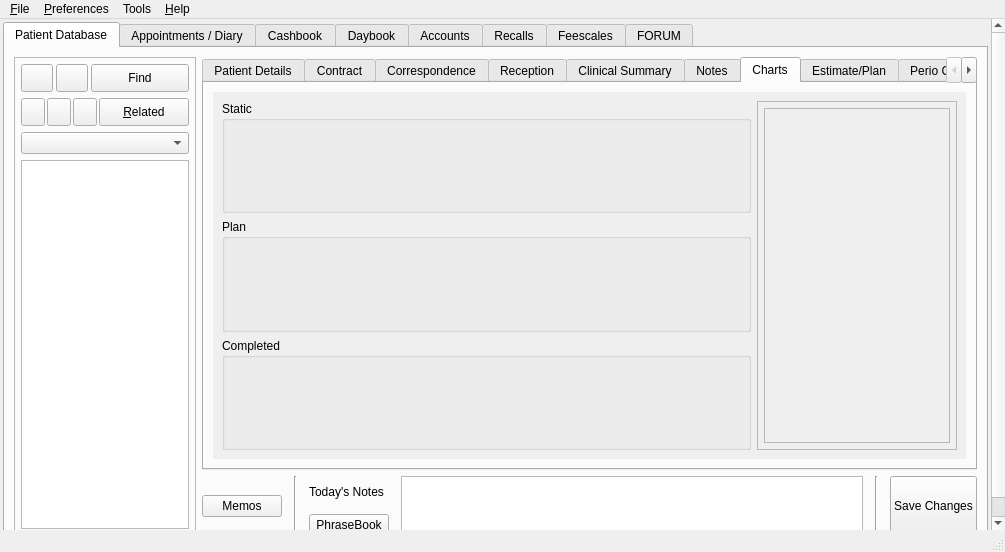
The window that src/openmolar/qt-designer/main.ui (rowinggolfer/openmolar1) describes before a commit, drawn with Qt 5.
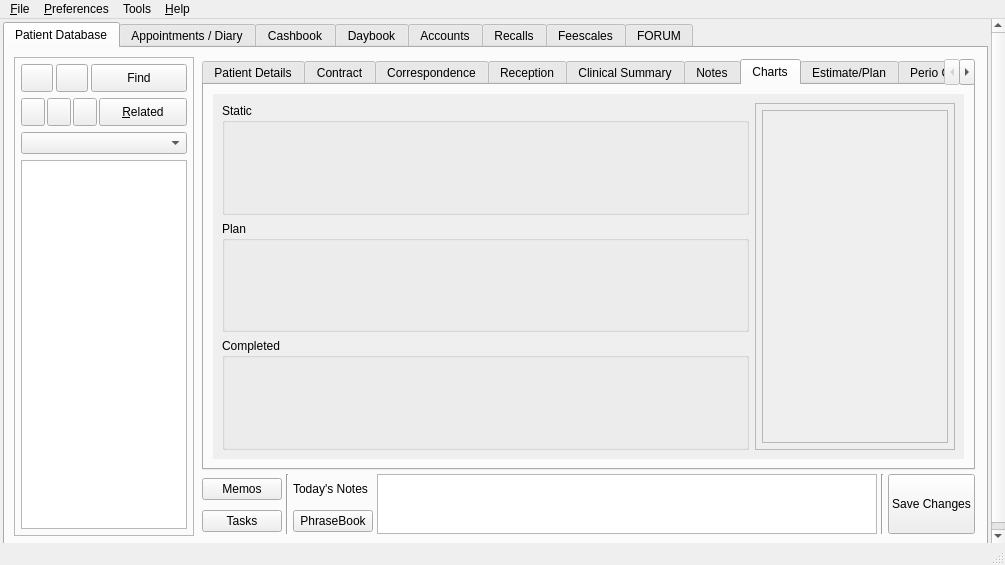
The same window after the commit. The open tabs and pages were chosen to show the change. Icons and pictures are not drawn.

Commit message: fixes a bug with unicode on a custom estimate item. begin to implement task ui.

Patch:
```diff
--- a/src/openmolar/qt-designer/main.ui
+++ b/src/openmolar/qt-designer/main.ui
@@ -7,7 +7,7 @@
     <x>0</x>
     <y>0</y>
     <width>1005</width>
-    <height>552</height>
+    <height>565</height>
    </rect>
   </property>
   <property name="sizePolicy">
@@ -61,7 +61,7 @@
        <property name="geometry">
         <rect>
          <x>0</x>
-         <y>0</y>
+         <y>-37</y>
          <width>984</width>
          <height>558</height>
         </rect>
@@ -435,91 +435,13 @@
               <property name="lineWidth">
                <number>0</number>
               </property>
-              <layout class="QGridLayout" name="gridLayout_18">
-               <property name="horizontalSpacing">
-                <number>12</number>
-               </property>
+              <layout class="QGridLayout" name="gridLayout_7">
                <property name="margin">
-                <number>0</number>
+                <number>2</number>
                </property>
-               <item row="1" column="0" rowspan="2">
-                <widget class="QPushButton" name="memos_pushButton">
-                 <property name="text">
-                  <string>Memos</string>
-                 </property>
-                </widget>
-               </item>
-               <item row="1" column="1" rowspan="2">
-                <widget class="Line" name="line">
-                 <property name="orientation">
-                  <enum>Qt::Vertical</enum>
-                 </property>
-                </widget>
-               </item>
-               <item row="1" column="2">
-                <widget class="QLabel" name="label_39">
-                 <property name="text">
-                  <string>Today's Notes</string>
-                 </property>
-                </widget>
-               </item>
-               <item row="1" column="3" rowspan="2">
-                <widget class="QTextEdit" name="notesEnter_textEdit">
-                 <property name="maximumSize">
-                  <size>
-                   <width>16777215</width>
-                   <height>60</height>
-                  </size>
-                 </property>
-                 <property name="toolTip">
-                  <string>Enter Notes.</string>
-                 </property>
-                </widget>
-               </item>
-               <item row="1" column="4" rowspan="2">
-                <widget class="Line" name="line_2">
-                 <property name="orientation">
-                  <enum>Qt::Vertical</enum>
-                 </property>
-                </widget>
-               </item>
-               <item row="1" column="5" rowspan="2">
-                <widget class="QPushButton" name="saveButton">
-                 <property name="maximumSize">
-                  <size>
-                   <width>16777215</width>
-                   <height>100</height>
-                  </size>
-                 </property>
-                 <property name="toolTip">
-                  <string>Save the changes made to this record.</string>
-                 </property>
-                 <property name="text">
-                  <string>Save Changes</string>
-                 </property>
-                 <property name="icon">
-                  <iconset resource="../resources/resources.qrc">
-                   <normaloff>:/save_all.png</normaloff>:/save_all.png</iconset>
-                 </property>
-                 <property name="shortcut">
-                  <string>Ctrl+S</string>
-                 </property>
-                </widget>
-               </item>
-               <item row="2" column="2">
-                <widget class="QPushButton" name="phraseBook_pushButton">
-                 <property name="text">
-                  <string>PhraseBook</string>
-                 </property>
-                 <property name="icon">
-                  <iconset resource="../resources/resources.qrc">
-                   <normaloff>:/txt.png</normaloff>:/txt.png</iconset>
-                 </property>
-                 <property name="shortcut">
-                  <string>Ins</string>
-                 </property>
-                </widget>
-               </item>
+               <property name="spacing">
+                <number>4</number>
+               </property>
                <item row="0" column="0" colspan="6">
                 <widget class="QTabWidget" name="tabWidget">
                  <property name="currentIndex">
@@ -2794,8 +2716,8 @@
                        <rect>
                         <x>0</x>
                         <y>0</y>
-                        <width>748</width>
-                        <height>389</height>
+                        <width>744</width>
+                        <height>387</height>
                        </rect>
                       </property>
                       <layout class="QVBoxLayout" name="verticalLayout_5">
@@ -3671,6 +3593,99 @@
                  </widget>
                 </widget>
                </item>
+               <item row="1" column="0">
+                <widget class="QPushButton" name="memos_pushButton">
+                 <property name="text">
+                  <string>Memos</string>
+                 </property>
+                 <property name="icon">
+                  <iconset resource="../resources/resources.qrc">
+                   <normaloff>:/icons/memos.png</normaloff>:/icons/memos.png</iconset>
+                 </property>
+                </widget>
+               </item>
+               <item row="1" column="1" rowspan="2">
+                <widget class="Line" name="line">
+                 <property name="orientation">
+                  <enum>Qt::Vertical</enum>
+                 </property>
+                </widget>
+               </item>
+               <item row="1" column="2">
+                <widget class="QLabel" name="label_39">
+                 <property name="text">
+                  <string>Today's Notes</string>
+                 </property>
+                </widget>
+               </item>
+               <item row="1" column="3" rowspan="2">
+                <widget class="QTextEdit" name="notesEnter_textEdit">
+                 <property name="maximumSize">
+                  <size>
+                   <width>16777215</width>
+                   <height>60</height>
+                  </size>
+                 </property>
+                 <property name="toolTip">
+                  <string>Enter Notes.</string>
+                 </property>
+                </widget>
+               </item>
+               <item row="1" column="4" rowspan="2">
+                <widget class="Line" name="line_2">
+                 <property name="orientation">
+                  <enum>Qt::Vertical</enum>
+                 </property>
+                </widget>
+               </item>
+               <item row="1" column="5" rowspan="2">
+                <widget class="QPushButton" name="saveButton">
+                 <property name="maximumSize">
+                  <size>
+                   <width>16777215</width>
+                   <height>100</height>
+                  </size>
+                 </property>
+                 <property name="toolTip">
+                  <string>Save the changes made to this record.</string>
+                 </property>
+                 <property name="text">
+                  <string>Save Changes</string>
+                 </property>
+                 <property name="icon">
+                  <iconset resource="../resources/resources.qrc">
+                   <normaloff>:/save_all.png</normaloff>:/save_all.png</iconset>
+                 </property>
+                 <property name="shortcut">
+                  <string>Ctrl+S</string>
+                 </property>
+                </widget>
+               </item>
+               <item row="2" column="0">
+                <widget class="QPushButton" name="tasks_pushButton">
+                 <property name="text">
+                  <string>Tasks</string>
+                 </property>
+                 <property name="icon">
+                  <iconset resource="../resources/resources.qrc">
+                   <normaloff>:/icons/action.png</normaloff>:/icons/action.png</iconset>
+                 </property>
+                </widget>
+               </item>
+               <item row="2" column="2">
+                <widget class="QPushButton" name="phraseBook_pushButton">
+                 <property name="text">
+                  <string>PhraseBook</string>
+                 </property>
+                 <property name="icon">
+                  <iconset resource="../resources/resources.qrc">
+                   <normaloff>:/txt.png</normaloff>:/txt.png</iconset>
+                 </property>
+                 <property name="shortcut">
+                  <string>Ins</string>
+                 </property>
+                </widget>
+               </item>
               </layout>
              </widget>
             </item>
```
Left out of the diff: 42 changed lines with no effect on the pictures. The commit also changes 16 other files.
